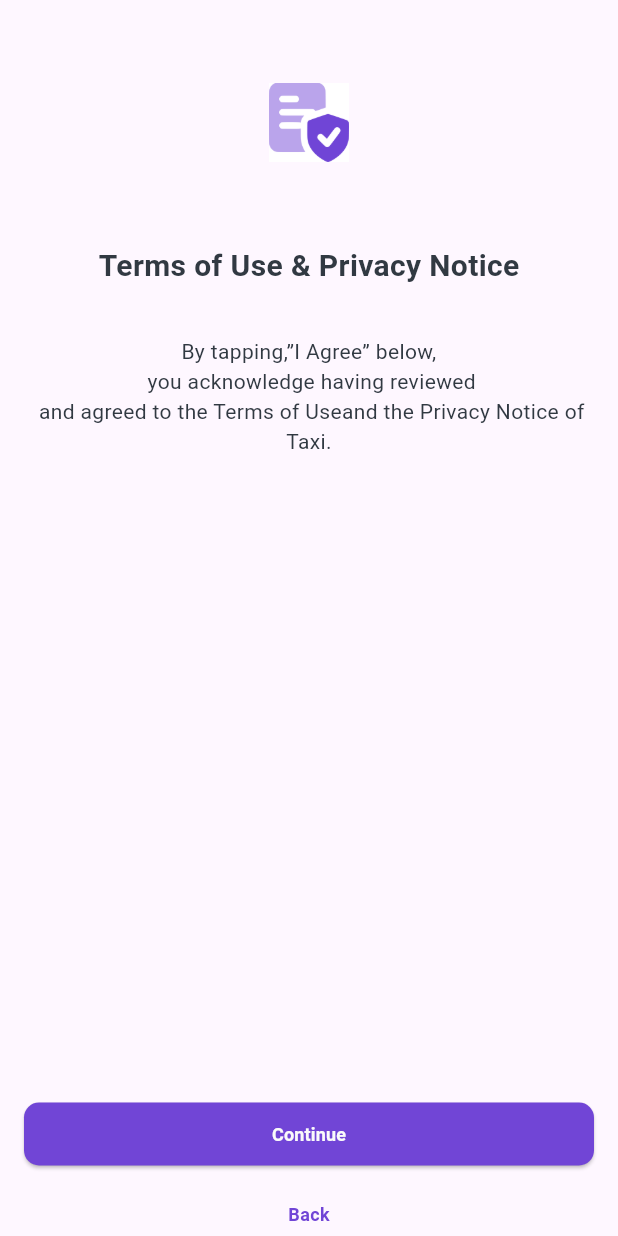
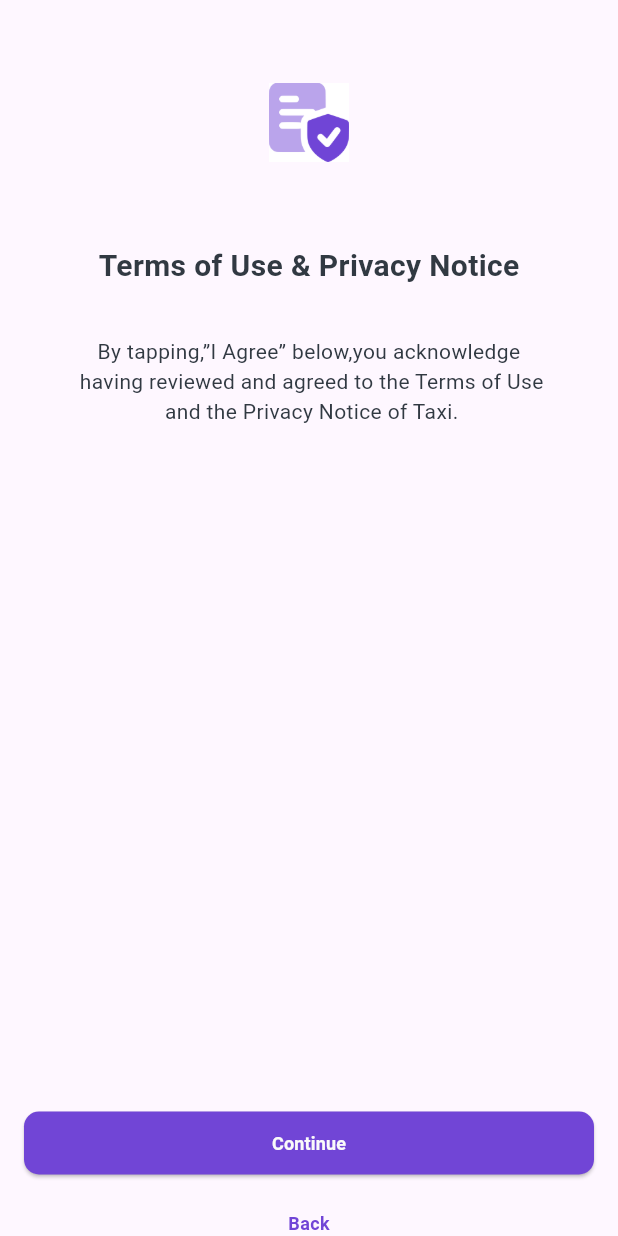
Before and after one commit to bree254/customer_hailing_app, a Flutter app: the PrivacyPolicyScreen screen opened directly, on a phone screen of 412 x 824 dp. Run offline on Flutter 3.47's test engine with Material 3 defaults, Android fonts, the phone set to English and light mode, and no system bars; our stand-ins replace connectivity_plus, dio, firebase_core, get, google_sign_in, pin_code_fields and 1 more; accounts and stored records are empty; Roboto replaces fonts that are missing (br_omny_regular).

Commit message:
modified verification,googlesignon ,privacy,loginsignup screens ,added new routes and navigation functions

```diff
--- a/lib/components/phone_field/country_selector.dart
+++ b/lib/components/phone_field/country_selector.dart
@@ -7,7 +7,7 @@ class CountrySelector extends StatelessWidget {
   final List<Country> countries;
   final Function(Country) onCountryChanged;
 
-  CountrySelector({required this.countries, required this.onCountryChanged});
+  const CountrySelector({super.key, required this.countries, required this.onCountryChanged});
 
   @override
   Widget build(BuildContext context) {
--- a/lib/presentation/auth/phone_number/privacy_policy_screen.dart
+++ b/lib/presentation/auth/phone_number/privacy_policy_screen.dart
@@ -18,8 +18,8 @@ class PrivacyPolicyScreen extends StatelessWidget {
                 width: 53,
                 'assets/images/insurance.png',
             ),
-            SizedBox(height: 55,),
-            Text(
+            const SizedBox(height: 55,),
+            const Text(
                 "Terms of Use & Privacy Notice",
               style: TextStyle(
                 color: blackTextColor,
@@ -28,11 +28,11 @@ class PrivacyPolicyScreen extends StatelessWidget {
                 fontSize: 20,
               ),
             ),
-            SizedBox(height: 32,),
-            Align(
+            const SizedBox(height: 32,),
+            const Align(
               alignment: Alignment.center,
               child: Text(
-                  "By tapping,”I Agree” below,\n you acknowledge having reviewed\n and agreed to the Terms of Useand the Privacy Notice of Taxi.",
+                  "By tapping,”I Agree” below,you acknowledge\n having reviewed and agreed to the Terms of Use\n and the Privacy Notice of Taxi.",
                 textAlign: TextAlign.center,
                 style: TextStyle(
                   color: blackTextColor,
@@ -42,8 +42,9 @@ class PrivacyPolicyScreen extends StatelessWidget {
                 ),
               ),
             ),
+            Spacer(),
             Padding(
-              padding: const EdgeInsets.only(top: 431.0),
+              padding: EdgeInsets.zero,
               child: CustomElevatedButton(
                 text: 'Continue',
                 onPressed: (){},
@@ -61,8 +62,8 @@ class PrivacyPolicyScreen extends StatelessWidget {
                 ),
               ),
             ),
-            SizedBox(height: 24,),
-            Text(
+            const SizedBox(height: 24,),
+            const Text(
               "Back",
               style: TextStyle(
                 color: primaryColor,
--- a/lib/routes/routes.dart
+++ b/lib/routes/routes.dart
@@ -1,3 +1,5 @@
+import 'package:customer_hailing/presentation/auth/email/email_sign-in_up_screen.dart';
+import 'package:customer_hailing/presentation/auth/google/google_sign_in_up_screen.dart';
 import 'package:customer_hailing/presentation/auth/phone_number/login_or_signup_screen.dart';
 import 'package:customer_hailing/core/app_export.dart';
 import 'package:customer_hailing/presentation/auth/verification.dart';
@@ -8,6 +10,8 @@ class AppRoutes {
   static const String home = '/';
   static const String loginorsignup ="/login_or_signup";
   static const String verification ="/verification";
+  static const String googleSignOn ="/google_sign_on";
+  static const String emailSignOn ="/email_sign_on";
 
   static List<GetPage> pages = [
     GetPage(
@@ -23,5 +27,13 @@ class AppRoutes {
       name: verification,
       page: () => const VerificationScreen(),
     ),
+    GetPage(
+        name: googleSignOn,
+        page: ()=> GoogleSignInUpScreen(),
+    ),
+    GetPage(
+        name: emailSignOn,
+        page: ()=> EmailSignInUpScreen(),
+    ),
   ];
 }
--- a/lib/widgets/custom_elevated_button.dart
+++ b/lib/widgets/custom_elevated_button.dart
@@ -1,7 +1,6 @@
 import 'package:flutter/material.dart';
 
 import '../core/app_export.dart';
-import '../theme/app_text_styles.dart';
 
 class CustomElevatedButton extends BaseButton {
   const CustomElevatedButton({
--- a/lib/widgets/custom_text_form_field.dart
+++ b/lib/widgets/custom_text_form_field.dart
@@ -1,7 +1,6 @@
 import 'package:customer_hailing/core/utils/colors.dart';
 import 'package:flutter/material.dart';
 import '../core/app_export.dart';
-import 'package:customer_hailing/theme/app_text_styles.dart';
 
 class CustomTextFormField extends StatelessWidget {
   const CustomTextFormField({
```
Also changed, not shown: lib/presentation/auth/email/email_sign-in_up_screen.dart (added, +16 -0 lines), lib/presentation/auth/google/google_sign_in_up_screen.dart (+50 -14 lines), lib/presentation/auth/phone_number/login_or_signup_screen.dart (+10 -2 lines), lib/presentation/auth/verification.dart (+37 -18 lines).
